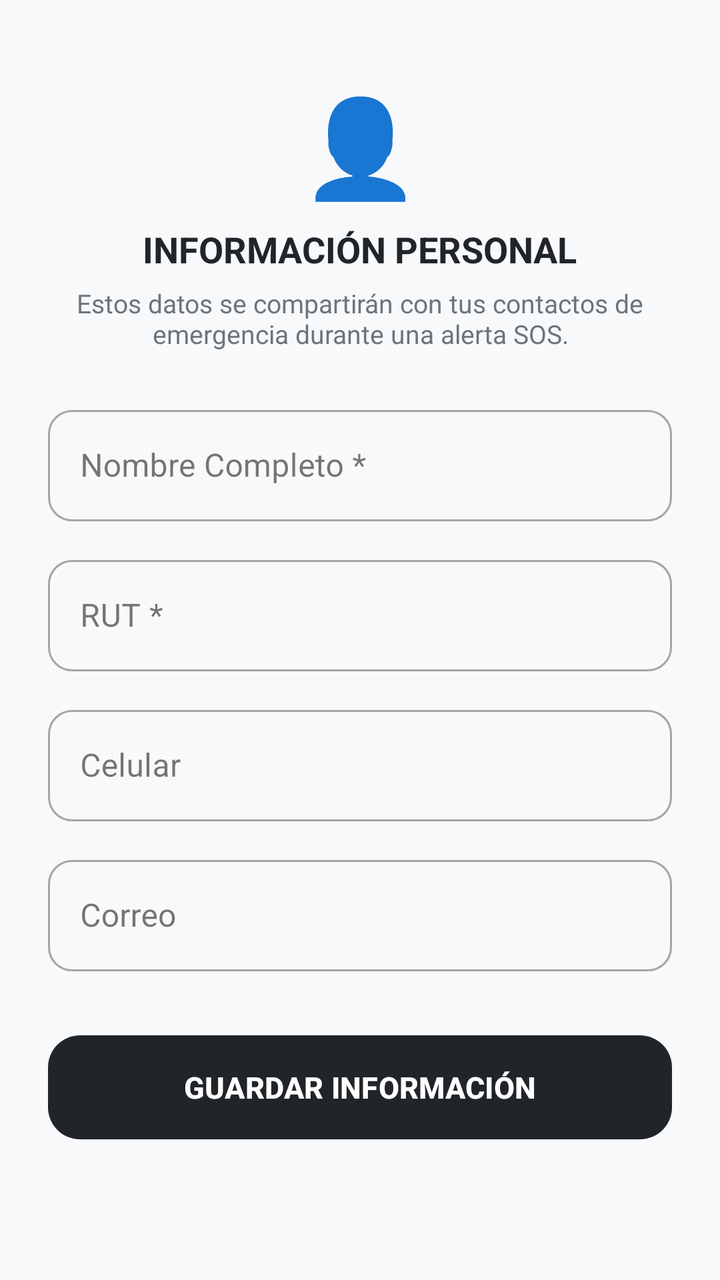
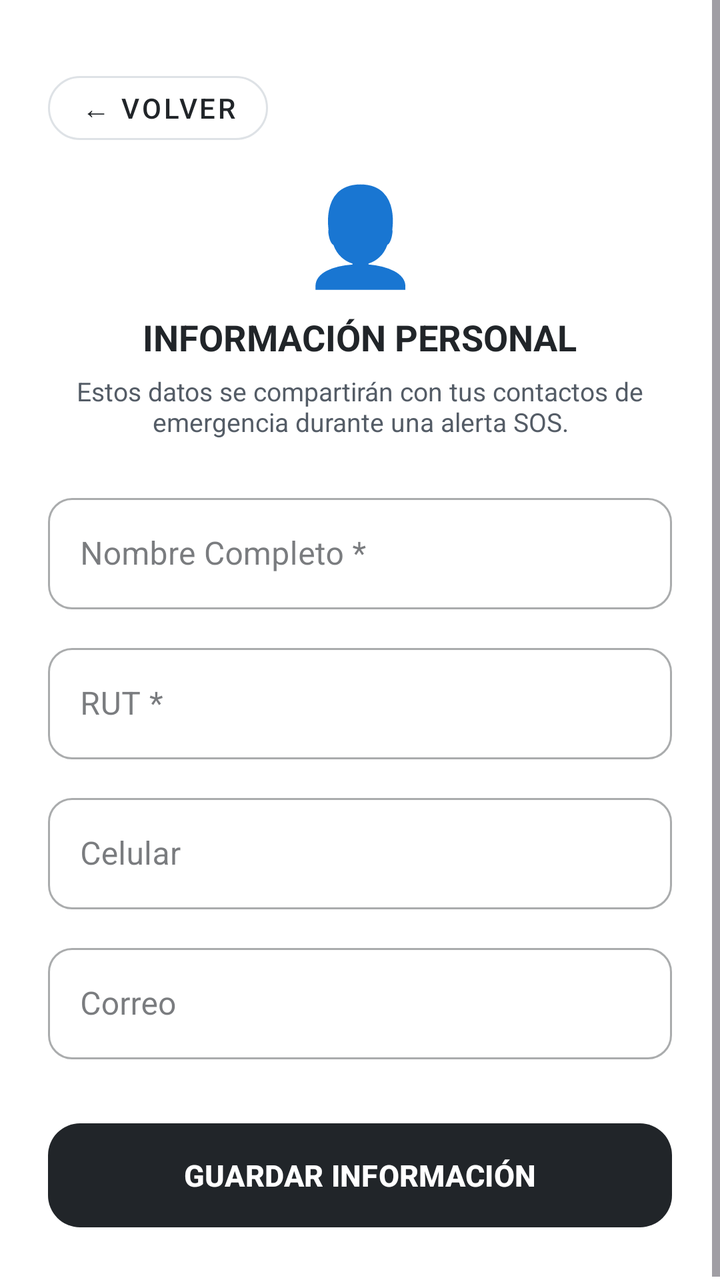

Screens rendered from an Android XML layout before and after an edit, with the pre-edit source and the edit as a unified diff.
<!-- AndroidManifest.xml: application theme Theme.RedSOS -->
<!-- res/layout/activity_informacion.xml -->
<?xml version="1.0" encoding="utf-8"?>
<ScrollView
    xmlns:android="http://schemas.android.com/apk/res/android"
    xmlns:app="http://schemas.android.com/apk/res-auto"
    xmlns:tools="http://schemas.android.com/tools"
    android:layout_width="match_parent"
    android:layout_height="match_parent"
    android:background="@color/neutral_light"
    android:fillViewport="true">

    <androidx.constraintlayout.widget.ConstraintLayout
        android:id="@+id/main"
        android:layout_width="match_parent"
        android:layout_height="wrap_content"
        android:padding="24dp"
        tools:context=".informacion">

        
        <TextView
            android:id="@+id/iconoInfo"
            android:layout_width="wrap_content"
            android:layout_height="wrap_content"
            android:text="👤"
            android:textSize="48sp"
            app:layout_constraintTop_toTopOf="parent"
            app:layout_constraintStart_toStartOf="parent"
            app:layout_constraintEnd_toEndOf="parent"
            android:layout_marginTop="16dp"/>

        
        <TextView
            android:id="@+id/tituloInformacion"
            android:layout_width="wrap_content"
            android:layout_height="wrap_content"
            android:text="INFORMACIÓN PERSONAL"
            android:textColor="@color/text_primary"
            android:textStyle="bold"
            android:textSize="18sp"
            app:layout_constraintTop_toBottomOf="@id/iconoInfo"
            app:layout_constraintStart_toStartOf="parent"
            app:layout_constraintEnd_toEndOf="parent"
            android:layout_marginTop="8dp"/>

        
        <TextView
            android:id="@+id/subtituloInfo"
            android:layout_width="0dp"
            android:layout_height="wrap_content"
            android:text="Estos datos se compartirán con tus contactos de emergencia durante una alerta SOS."
            android:textColor="@color/text_secondary"
            android:textSize="13sp"
            android:gravity="center"
            app:layout_constraintTop_toBottomOf="@id/tituloInformacion"
            app:layout_constraintStart_toStartOf="parent"
            app:layout_constraintEnd_toEndOf="parent"
            android:layout_marginTop="6dp"/>

        
        <com.google.android.material.textfield.TextInputLayout
            android:id="@+id/layoutNombre"
            android:layout_width="0dp"
            android:layout_height="wrap_content"
            android:hint="Nombre Completo *"
            style="@style/Widget.MaterialComponents.TextInputLayout.OutlinedBox"
            app:boxCornerRadiusTopStart="12dp"
            app:boxCornerRadiusTopEnd="12dp"
            app:boxCornerRadiusBottomStart="12dp"
            app:boxCornerRadiusBottomEnd="12dp"
            app:layout_constraintTop_toBottomOf="@id/subtituloInfo"
            app:layout_constraintStart_toStartOf="parent"
            app:layout_constraintEnd_toEndOf="parent"
            android:layout_marginTop="24dp">

            <com.google.android.material.textfield.TextInputEditText
                android:id="@+id/intnmb"
                android:layout_width="match_parent"
                android:layout_height="wrap_content"
                android:inputType="textPersonName"
                android:minHeight="48dp"/>
        </com.google.android.material.textfield.TextInputLayout>

        
        <com.google.android.material.textfield.TextInputLayout
            android:layout_width="0dp"
            android:layout_height="wrap_content"
            android:hint="RUT *"
            style="@style/Widget.MaterialComponents.TextInputLayout.OutlinedBox"
            app:boxCornerRadiusTopStart="12dp"
            app:boxCornerRadiusTopEnd="12dp"
            app:boxCornerRadiusBottomStart="12dp"
            app:boxCornerRadiusBottomEnd="12dp"
            app:layout_constraintTop_toBottomOf="@id/layoutNombre"
            app:layout_constraintStart_toStartOf="parent"
            app:layout_constraintEnd_toEndOf="parent"
            android:layout_marginTop="14dp"
            android:id="@+id/layoutRut">

            <com.google.android.material.textfield.TextInputEditText
                android:id="@+id/intrut"
                android:layout_width="match_parent"
                android:layout_height="wrap_content"
                android:inputType="text"
                android:minHeight="48dp"/>
        </com.google.android.material.textfield.TextInputLayout>

        
        <com.google.android.material.textfield.TextInputLayout
            android:id="@+id/layoutCelular"
            android:layout_width="0dp"
            android:layout_height="wrap_content"
            android:hint="Celular"
            style="@style/Widget.MaterialComponents.TextInputLayout.OutlinedBox"
            app:boxCornerRadiusTopStart="12dp"
            app:boxCornerRadiusTopEnd="12dp"
            app:boxCornerRadiusBottomStart="12dp"
            app:boxCornerRadiusBottomEnd="12dp"
            app:prefixText="+56 "
            app:layout_constraintTop_toBottomOf="@id/layoutRut"
            app:layout_constraintStart_toStartOf="parent"
            app:layout_constraintEnd_toEndOf="parent"
            android:layout_marginTop="14dp">

            <com.google.android.material.textfield.TextInputEditText
                android:id="@+id/intcelular"
                android:layout_width="match_parent"
                android:layout_height="wrap_content"
                android:inputType="phone"
                android:minHeight="48dp"/>
        </com.google.android.material.textfield.TextInputLayout>

        
        <com.google.android.material.textfield.TextInputLayout
            android:id="@+id/layoutCorreo"
            android:layout_width="0dp"
            android:layout_height="wrap_content"
            android:hint="Correo"
            style="@style/Widget.MaterialComponents.TextInputLayout.OutlinedBox"
            app:boxCornerRadiusTopStart="12dp"
            app:boxCornerRadiusTopEnd="12dp"
            app:boxCornerRadiusBottomStart="12dp"
            app:boxCornerRadiusBottomEnd="12dp"
            app:layout_constraintTop_toBottomOf="@id/layoutCelular"
            app:layout_constraintStart_toStartOf="parent"
            app:layout_constraintEnd_toEndOf="parent"
            android:layout_marginTop="14dp">

            <com.google.android.material.textfield.TextInputEditText
                android:id="@+id/intcorreo"
                android:layout_width="match_parent"
                android:layout_height="wrap_content"
                android:inputType="textEmailAddress"
                android:minHeight="48dp"/>
        </com.google.android.material.textfield.TextInputLayout>

        
        <com.google.android.material.button.MaterialButton
            android:id="@+id/btninformacion"
            android:layout_width="0dp"
            android:layout_height="60dp"
            android:text="GUARDAR INFORMACIÓN"
            android:textColor="@color/white"
            android:textSize="15sp"
            android:textStyle="bold"
            app:cornerRadius="16dp"
            app:backgroundTint="@color/neutral_dark"
            app:layout_constraintTop_toBottomOf="@id/layoutCorreo"
            app:layout_constraintStart_toStartOf="parent"
            app:layout_constraintEnd_toEndOf="parent"
            android:layout_marginTop="28dp"
            android:layout_marginBottom="24dp"/>

    </androidx.constraintlayout.widget.ConstraintLayout>
</ScrollView>
<!-- resources referenced by this layout -->
<resources>
  <color name="neutral_dark">#212529</color>
  <color name="neutral_light">#F8F9FA</color>
  <color name="text_primary">#212529</color>
  <color name="text_secondary">#6C757D</color>
  <color name="white">#FFFFFF</color>
  <style name="Theme.RedSOS" parent="Base.Theme.RedSOS" />
  <style name="Base.Theme.RedSOS" parent="Theme.Material3.DayNight.NoActionBar">
          
          
      </style>
</resources>

<!-- the commit's change to res/layout/activity_informacion.xml (unified diff, before → after) -->
@@ -5,7 +5,7 @@
     xmlns:tools="http://schemas.android.com/tools"
     android:layout_width="match_parent"
     android:layout_height="match_parent"
-    android:background="@color/neutral_light"
+    android:background="#FFFFFF"
     android:fillViewport="true">
 
     <androidx.constraintlayout.widget.ConstraintLayout
@@ -16,16 +16,31 @@
         tools:context=".informacion">
 
         
+        <com.google.android.material.button.MaterialButton
+            android:id="@+id/btnVolver"
+            style="@style/Widget.MaterialComponents.Button.OutlinedButton"
+            android:layout_width="wrap_content"
+            android:layout_height="44dp"
+            android:text="← Volver"
+            android:textColor="@color/neutral_dark"
+            android:textSize="14sp"
+            app:cornerRadius="22dp"
+            app:strokeColor="@color/neutral_border"
+            app:layout_constraintTop_toTopOf="parent"
+            app:layout_constraintStart_toStartOf="parent"
+            android:layout_marginTop="8dp"/>
+
+        
         <TextView
             android:id="@+id/iconoInfo"
             android:layout_width="wrap_content"
             android:layout_height="wrap_content"
             android:text="👤"
             android:textSize="48sp"
-            app:layout_constraintTop_toTopOf="parent"
+            app:layout_constraintTop_toBottomOf="@id/btnVolver"
             app:layout_constraintStart_toStartOf="parent"
             app:layout_constraintEnd_toEndOf="parent"
-            android:layout_marginTop="16dp"/>
+            android:layout_marginTop="8dp"/>
 
         
         <TextView
<!-- resource entries referenced after the edit -->
@@ -1,14 +1,18 @@
 <!-- resources referenced by this layout -->
 <resources>
+  <color name="neutral_border">#DEE2E6</color>
   <color name="neutral_dark">#212529</color>
   <color name="neutral_light">#F8F9FA</color>
   <color name="text_primary">#212529</color>
-  <color name="text_secondary">#6C757D</color>
+  <color name="text_secondary">#545C66</color>
   <color name="white">#FFFFFF</color>
   <style name="Theme.RedSOS" parent="Base.Theme.RedSOS" />
-  <style name="Base.Theme.RedSOS" parent="Theme.Material3.DayNight.NoActionBar">
+  <style name="Base.Theme.RedSOS" parent="Theme.Material3.Light.NoActionBar">
           
-          
+          <item name="android:forceDarkAllowed">false</item>
+          <item name="android:windowBackground">@color/neutral_light</item>
+          <item name="colorOnSurface">@color/text_primary</item>
+          <item name="colorSurface">@color/white</item>
       </style>
 </resources>
 
